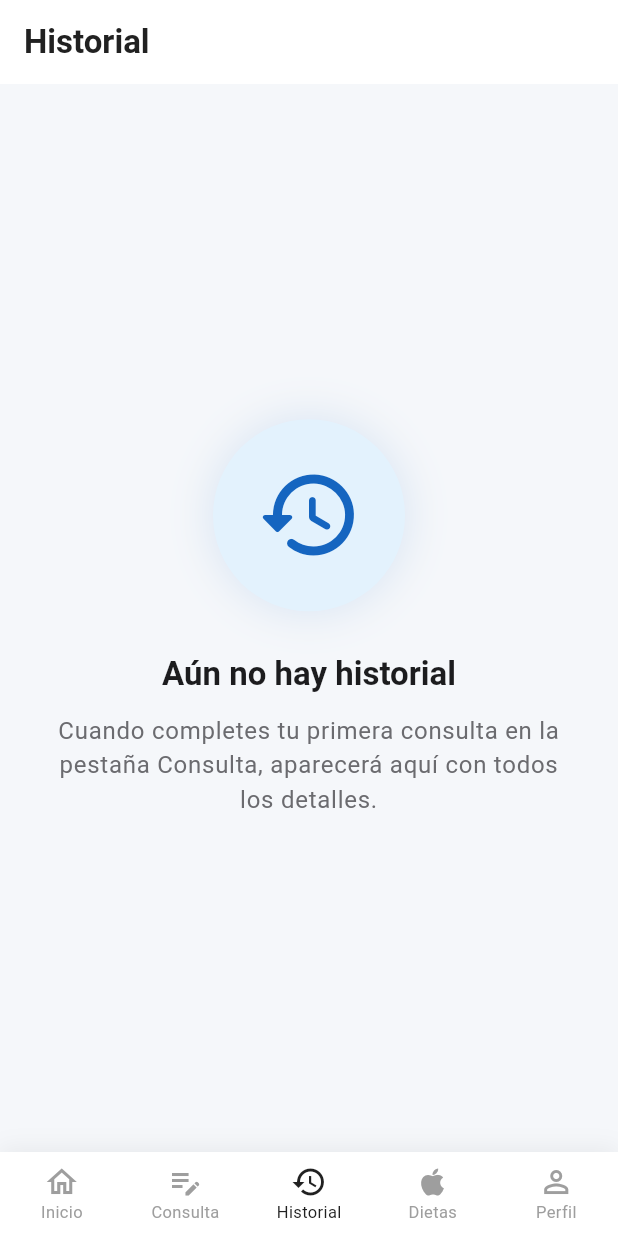
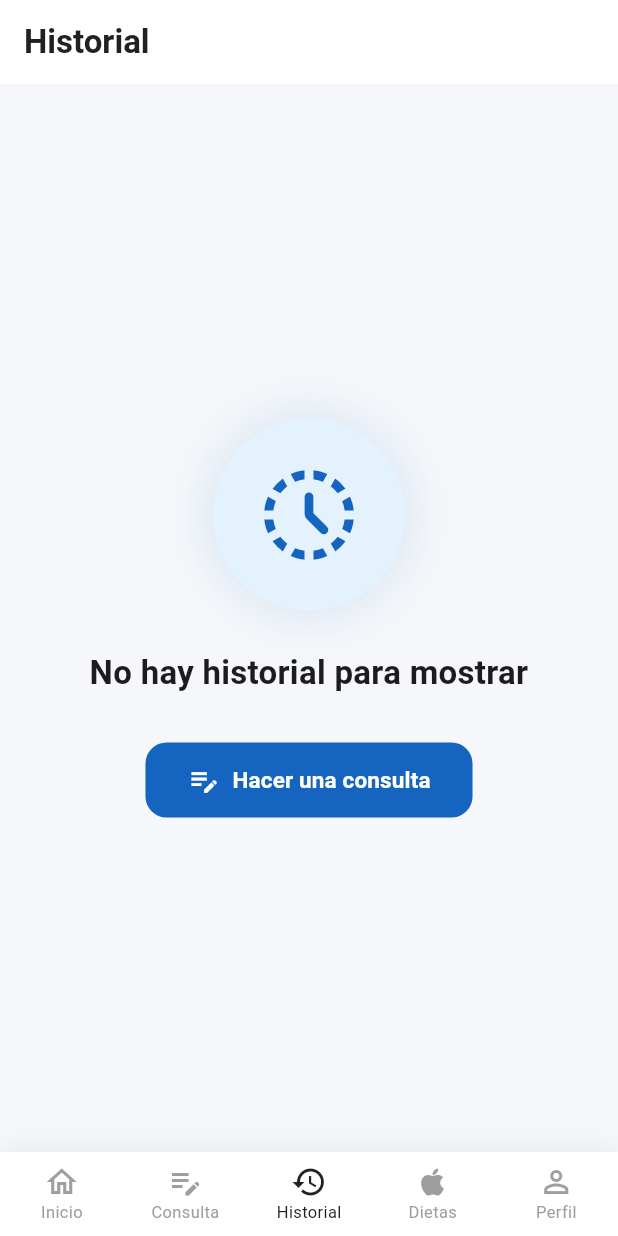
Before and after one commit to Blaiser0/recomendacion__dieta, a Flutter app: the screen it shows once a user with an empty profile is signed in, item 3 of the bottom bar chosen, on a phone screen of 412 x 824 dp. Run offline on Flutter 3.47's test engine with Material 3 defaults, Android fonts, the phone set to English and light mode, and no system bars; our stand-ins replace cloud_firestore, file_picker, firebase_auth, firebase_core, firebase_storage, fl_chart and 2 more; missing offline and left inert: tflite_flutter; accounts and stored records are empty.

```diff
--- a/lib/models/dashboard_stats.dart
+++ b/lib/models/dashboard_stats.dart
@@ -37,3 +37,24 @@ class DashboardStats {
     return n;
   }
 }
+
+/// Distribución por nivel de obesidad de **toda** la colección (gráfico global).
+class DistribucionGlobalGrafico {
+  const DistribucionGlobalGrafico({required this.porNivel});
+
+  final Map<String, int> porNivel;
+
+  factory DistribucionGlobalGrafico.vacio() {
+    return DistribucionGlobalGrafico(
+      porNivel: {for (final k in ordenNivelesDietasUi) k: 0},
+    );
+  }
+
+  int get totalConsultasEnCatalogo {
+    var n = 0;
+    for (final k in ordenNivelesDietasUi) {
+      n += porNivel[k] ?? 0;
+    }
+    return n;
+  }
+}
--- a/lib/ui/historial_consultas_page.dart
+++ b/lib/ui/historial_consultas_page.dart
@@ -123,7 +123,10 @@ Map<String, Object?>? _mapaDatosEntrada(Object? raw) {
 }
 
 class HistorialConsultasPage extends StatelessWidget {
-  const HistorialConsultasPage({super.key});
+  const HistorialConsultasPage({super.key, this.onHacerConsulta});
+
+  /// Navega a la pestaña Consulta (índice 1 en [MainShell]).
+  final VoidCallback? onHacerConsulta;
 
   @override
   Widget build(BuildContext context) {
@@ -153,7 +156,7 @@ class HistorialConsultasPage extends StatelessWidget {
         }
         final items = snapshot.data ?? [];
         if (items.isEmpty) {
-          return const _HistorialVacio();
+          return _HistorialVacio(onHacerConsulta: onHacerConsulta);
         }
         return ColoredBox(
           color: _kPageBg,
@@ -354,7 +357,9 @@ void _mostrarDesgloseConsulta(
 }
 
 class _HistorialVacio extends StatelessWidget {
-  const _HistorialVacio();
+  const _HistorialVacio({this.onHacerConsulta});
+
+  final VoidCallback? onHacerConsulta;
 
   @override
   Widget build(BuildContext context) {
@@ -363,7 +368,7 @@ class _HistorialVacio extends StatelessWidget {
       color: _kPageBg,
       child: Center(
         child: Padding(
-          padding: const EdgeInsets.symmetric(horizontal: 36),
+          padding: const EdgeInsets.symmetric(horizontal: 32),
           child: Column(
             mainAxisAlignment: MainAxisAlignment.center,
             children: [
@@ -374,35 +379,51 @@ class _HistorialVacio extends StatelessWidget {
                   shape: BoxShape.circle,
                   boxShadow: [
                     BoxShadow(
-                      color: _kAccentBlue.withValues(alpha: 0.12),
-                      blurRadius: 24,
+                      color: _kAccentBlue.withValues(alpha: 0.14),
+                      blurRadius: 28,
                       spreadRadius: 2,
                     ),
                   ],
                 ),
                 child: const Icon(
-                  Icons.history_rounded,
+                  Icons.history_toggle_off_rounded,
                   size: 72,
                   color: _kAccentBlue,
                 ),
               ),
               const SizedBox(height: 28),
               Text(
-                'Aún no hay historial',
+                'No hay historial para mostrar',
                 textAlign: TextAlign.center,
                 style: textTheme.titleLarge?.copyWith(
-                  fontWeight: FontWeight.bold,
+                  fontWeight: FontWeight.w600,
+                  letterSpacing: 0.2,
                   color: const Color(0xFF1C1C1E),
                 ),
               ),
-              const SizedBox(height: 12),
-              Text(
-                'Cuando completes tu primera consulta en la pestaña Consulta, '
-                'aparecerá aquí con todos los detalles.',
-                textAlign: TextAlign.center,
-                style: textTheme.bodyLarge?.copyWith(
-                  color: const Color(0xFF6B6B6F),
-                  height: 1.45,
+              const SizedBox(height: 32),
+              FilledButton.icon(
+                onPressed: onHacerConsulta,
+                icon: const Icon(Icons.edit_note_outlined, size: 22),
+                label: const Text(
+                  'Hacer una consulta',
+                  style: TextStyle(
+                    fontWeight: FontWeight.w600,
+                    fontSize: 15,
+                  ),
+                ),
+                style: FilledButton.styleFrom(
+                  backgroundColor: _kAccentBlue,
+                  foregroundColor: Colors.white,
+                  disabledBackgroundColor: _kBlueLight.withValues(alpha: 0.5),
+                  padding: const EdgeInsets.symmetric(
+                    horizontal: 28,
+                    vertical: 14,
+                  ),
+                  shape: RoundedRectangleBorder(
+                    borderRadius: BorderRadius.circular(14),
+                  ),
+                  elevation: 0,
                 ),
               ),
             ],
--- a/lib/ui/main_shell.dart
+++ b/lib/ui/main_shell.dart
@@ -40,7 +40,9 @@ class _MainShellState extends State<MainShell> {
         children: [
           DashboardPage(onIrASeccion: (i) => setState(() => _index = i)),
           const ConsultaFormularioPage(),
-          const HistorialConsultasPage(),
+          HistorialConsultasPage(
+            onHacerConsulta: () => setState(() => _index = 1),
+          ),
           const DietasInfoPage(),
           const PerfilPage(),
         ],
```
Also changed, not shown: lib/services/registro_consulta_firestore.dart (+46 -21 lines), lib/ui/dashboard_page.dart (+48 -12 lines).
